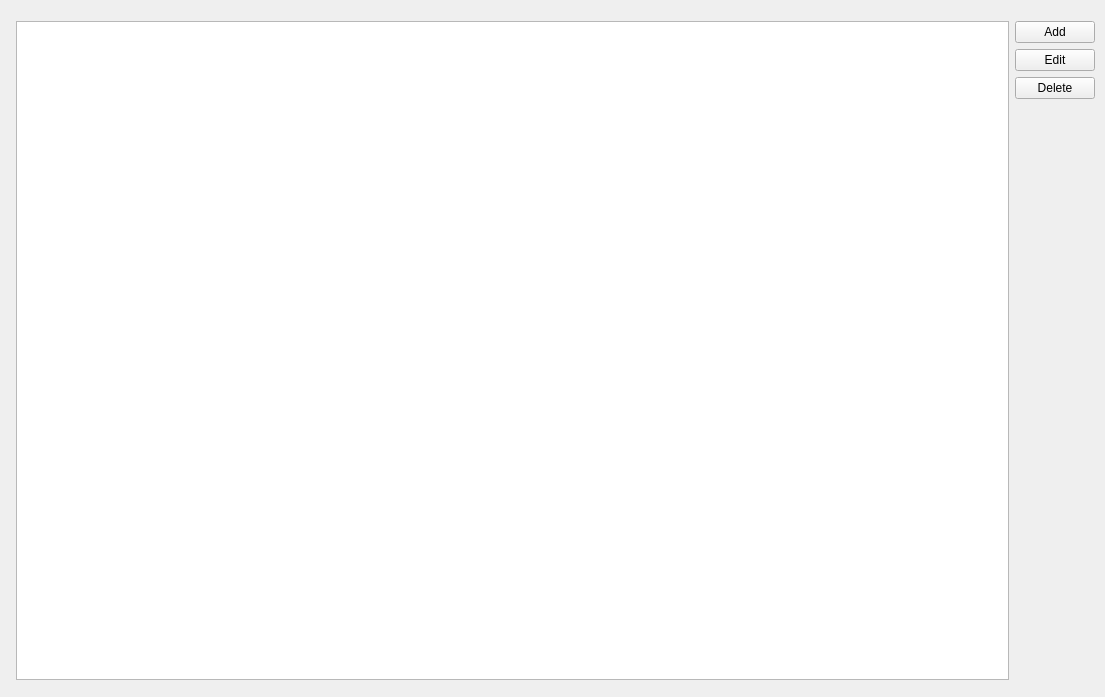
Before: the Qt Designer form HistoryPage.ui in KadirEmreAVCI/MasterTennisApp, drawn with Qt 5.
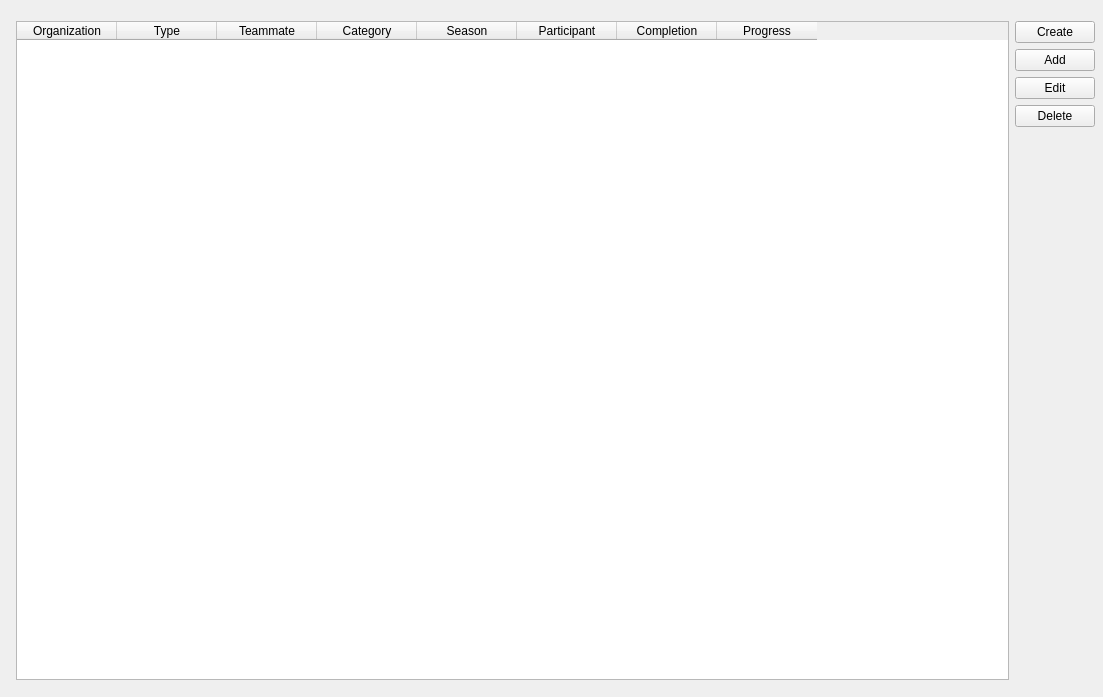
After: the same form once the commit is applied.

Commit message: Feature: Tournaments loaded to database through DatabaseController.

Diff of the .ui file:
```diff
--- a/HistoryPage.ui
+++ b/HistoryPage.ui
@@ -6,14 +6,14 @@
    <rect>
     <x>0</x>
     <y>0</y>
-    <width>1105</width>
+    <width>1103</width>
     <height>697</height>
    </rect>
   </property>
   <property name="windowTitle">
    <string>History</string>
   </property>
-  <widget class="QWidget" name="">
+  <widget class="QWidget" name="layoutWidget">
    <property name="geometry">
     <rect>
      <x>5</x>
@@ -23,27 +23,15 @@
     </rect>
    </property>
    <layout class="QGridLayout" name="gridLayout">
-    <item row="0" column="0">
-     <widget class="QTableView" name="tableView_Tournaments">
-      <property name="autoFillBackground">
-       <bool>false</bool>
-      </property>
-      <property name="alternatingRowColors">
-       <bool>true</bool>
-      </property>
-      <property name="textElideMode">
-       <enum>Qt::TextElideMode::ElideMiddle</enum>
-      </property>
-      <property name="gridStyle">
-       <enum>Qt::PenStyle::SolidLine</enum>
-      </property>
-      <property name="sortingEnabled">
-       <bool>true</bool>
-      </property>
-     </widget>
-    </item>
     <item row="0" column="1">
      <layout class="QVBoxLayout" name="verticalLayout">
+      <item>
+       <widget class="QPushButton" name="CreateButton">
+        <property name="text">
+         <string>Create</string>
+        </property>
+       </widget>
+      </item>
       <item>
        <widget class="QPushButton" name="AddButton">
         <property name="text">
@@ -80,6 +68,50 @@
       </item>
      </layout>
     </item>
+    <item row="0" column="0">
+     <widget class="QTableWidget" name="tableWidget">
+      <column>
+       <property name="text">
+        <string>Organization</string>
+       </property>
+      </column>
+      <column>
+       <property name="text">
+        <string>Type</string>
+       </property>
+      </column>
+      <column>
+       <property name="text">
+        <string>Teammate</string>
+       </property>
+      </column>
+      <column>
+       <property name="text">
+        <string>Category</string>
+       </property>
+      </column>
+      <column>
+       <property name="text">
+        <string>Season</string>
+       </property>
+      </column>
+      <column>
+       <property name="text">
+        <string>Participant</string>
+       </property>
+      </column>
+      <column>
+       <property name="text">
+        <string>Completion</string>
+       </property>
+      </column>
+      <column>
+       <property name="text">
+        <string>Progress</string>
+       </property>
+      </column>
+     </widget>
+    </item>
    </layout>
   </widget>
  </widget>
```
The commit also changes 37 other files.
